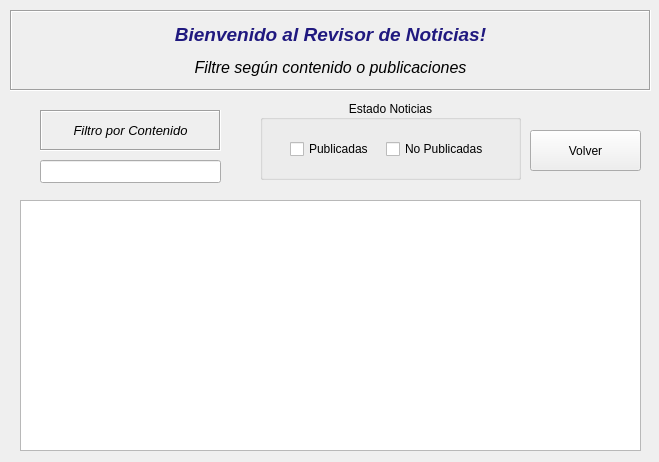
The window that codigos/ui_portal_usr.ui (DotPin/TrabajoGrupal) describes before a commit, drawn with Qt 5.
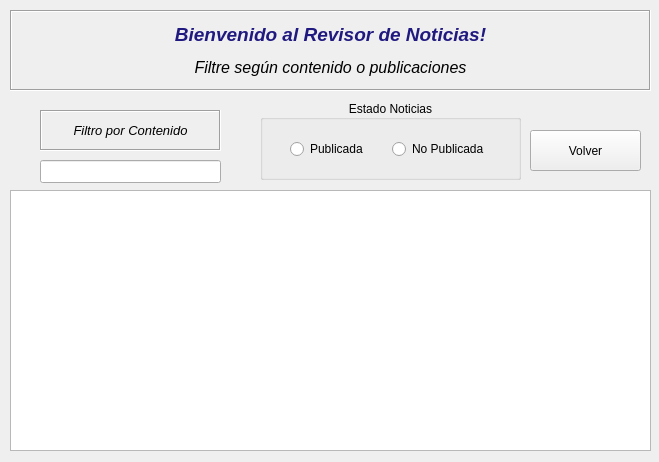
The same window after the commit.

Patch:
```diff
--- a/codigos/ui_portal_usr.ui
+++ b/codigos/ui_portal_usr.ui
@@ -74,16 +74,16 @@
     </property>
     <layout class="QHBoxLayout" name="horizontalLayout">
      <item>
-      <widget class="QCheckBox" name="checkBox_2">
+      <widget class="QRadioButton" name="pbkda">
        <property name="text">
-        <string>Publicadas</string>
+        <string>Publicada</string>
        </property>
       </widget>
      </item>
      <item>
-      <widget class="QCheckBox" name="checkBox">
+      <widget class="QRadioButton" name="n_pbkda">
        <property name="text">
-        <string>No Publicadas</string>
+        <string>No Publicada</string>
        </property>
       </widget>
      </item>
@@ -121,17 +121,7 @@
     <number>0</number>
    </property>
   </widget>
-  <widget class="QListView" name="listView">
-   <property name="geometry">
-    <rect>
-     <x>20</x>
-     <y>200</y>
-     <width>621</width>
-     <height>251</height>
-    </rect>
-   </property>
-  </widget>
-  <widget class="QPushButton" name="pushButton">
+  <widget class="QPushButton" name="volver">
    <property name="geometry">
     <rect>
      <x>530</x>
@@ -144,6 +134,16 @@
     <string>Volver</string>
    </property>
   </widget>
+  <widget class="QListView" name="tabla">
+   <property name="geometry">
+    <rect>
+     <x>10</x>
+     <y>190</y>
+     <width>641</width>
+     <height>261</height>
+    </rect>
+   </property>
+  </widget>
  </widget>
  <layoutdefault spacing="6" margin="11"/>
  <resources/>
```
Left out of the diff: 2 changed lines with no effect on the pictures.
